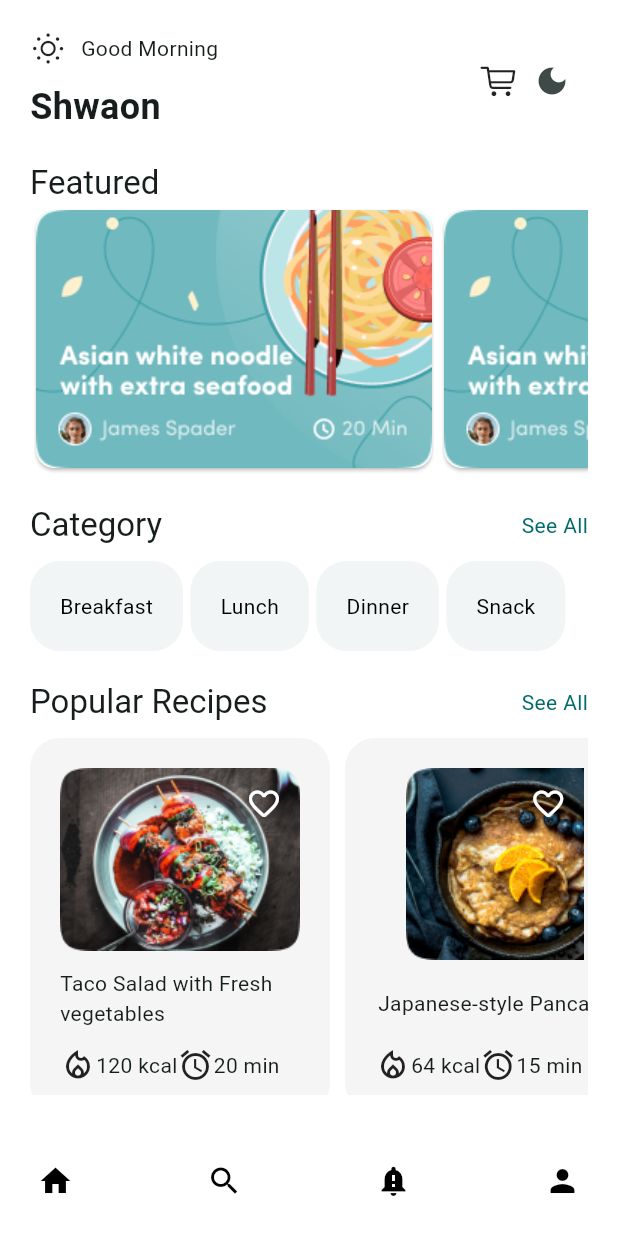
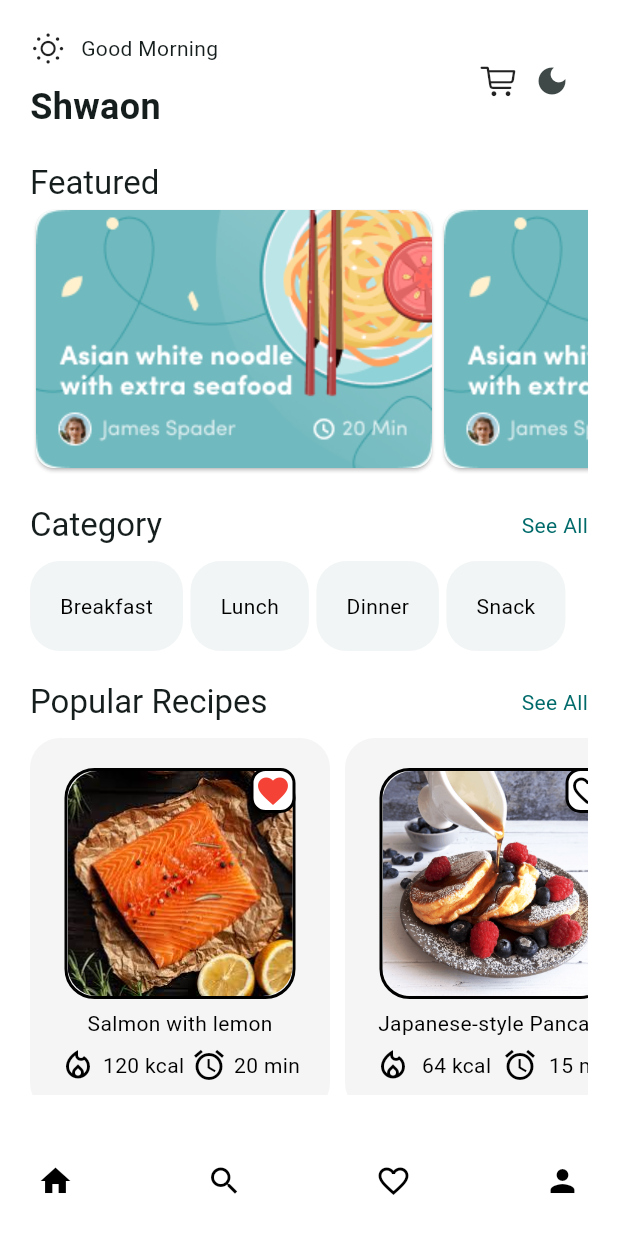
Before and after one commit to mahabubulhasibshawon/recipe_provider, a Flutter app: the screen it shows after launch, after a tap on the "favorite outline" icon, on a phone screen of 412 x 824 dp. Run offline on Flutter 3.47's test engine with Material 3 defaults, Android fonts, the phone set to English and light mode, and no system bars; drawn by our look-alikes of google_nav_bar.

Commit message:
favourite screen, nav bar

```diff
--- a/lib/main.dart
+++ b/lib/main.dart
@@ -1,6 +1,7 @@
 import 'package:flutter/material.dart';
 import 'package:provider/provider.dart';
 import 'package:reciepe/provider/color_provider.dart';
+import 'package:reciepe/provider/favourite_provider.dart';
 import 'package:reciepe/provider/theme_provider.dart';
 import 'package:reciepe/theme.dart';
 
@@ -10,7 +11,8 @@ void main() {
   runApp(
     MultiProvider(providers: [
       ChangeNotifierProvider(create: (_) => ThemeProvider()),
-      ChangeNotifierProvider(create: (_) => ColorProvider())
+      ChangeNotifierProvider(create: (_) => ColorProvider()),
+      ChangeNotifierProvider(create: (_) => FavouriteProvider()),
     ],
     child: MyApp(),)
   );
--- /dev/null
+++ b/lib/models/recipe_model.dart
@@ -0,0 +1,48 @@
+import 'package:flutter/material.dart';
+
+class RecipeModel {
+  final String image;
+  final String foodName;
+  final String cal;
+  final String time;
+
+  RecipeModel({
+    required this.image,
+    required this.foodName,
+    required this.cal,
+    required this.time,
+  });
+
+  // Method to return the image widget with a circular border
+  Widget getImageWithBorder(BuildContext context) {
+    return Container(
+      decoration: BoxDecoration(
+        borderRadius: BorderRadius.circular(100), // Circular border radius
+        border: Border.all(
+          color: Theme.of(context).brightness == Brightness.dark
+              ? Colors.white // Border color for dark mode
+              : Colors.black, // Border color for light mode
+          width: 2, // Border width
+        ),
+      ),
+      child: ClipRRect(
+        borderRadius: BorderRadius.circular(100), // Ensuring the image is clipped inside the circle
+        child: Image.network(
+          image,
+          fit: BoxFit.cover, // Adjust image to cover the circular area
+        ),
+      ),
+    );
+  }
+
+  // Override equals and hashCode for accurate comparison
+  @override
+  bool operator ==(Object other) =>
+      identical(this, other) ||
+          other is RecipeModel &&
+              runtimeType == other.runtimeType &&
+              image == other.image;
+
+  @override
+  int get hashCode => image.hashCode;
+}
--- /dev/null
+++ b/lib/provider/favourite_provider.dart
@@ -0,0 +1,22 @@
+import 'package:flutter/material.dart';
+import 'package:reciepe/models/recipe_model.dart';
+
+class FavouriteProvider extends ChangeNotifier {
+  final List<RecipeModel> _favourites = [];
+
+  List<RecipeModel> get favourites => _favourites;
+
+  void addFavourite(RecipeModel recipe) {
+    _favourites.add(recipe);
+    notifyListeners();
+  }
+
+  void removeFavourite(RecipeModel recipe) {
+    _favourites.remove(recipe);
+    notifyListeners();
+  }
+
+  bool isFavourite(RecipeModel recipe) {
+    return _favourites.contains(recipe);
+  }
+}
--- /dev/null
+++ b/lib/screens/favourite_screen.dart
@@ -0,0 +1,38 @@
+import 'package:flutter/material.dart';
+import 'package:provider/provider.dart';
+import 'package:reciepe/provider/favourite_provider.dart';
+import 'package:reciepe/widgets/bottom_nav_bar_widget.dart';
+
+class FavouriteScreen extends StatelessWidget {
+  const FavouriteScreen({super.key});
+
+  @override
+  Widget build(BuildContext context) {
+    return Scaffold(
+      body: Consumer<FavouriteProvider>(builder: (context, provider, child) {
+        final favourites = provider.favourites;
+        return provider.favourites.isEmpty ? Center(child: Text('NO FAVOURITES ADDED!'),) :
+            ListView.builder(
+                itemCount: favourites.length,
+                itemBuilder: (context, index) {
+              final recipe = provider.favourites[index];
+              return ListTile(
+                leading: Image.asset(recipe.image),
+                title: Text(recipe.foodName),
+                subtitle: Row(
+                  children: [
+                    Icon(Icons.local_fire_department_outlined, size: 16,),
+                Text(' ${recipe.cal}'),
+                SizedBox(width: 10),
+                Icon(Icons.alarm, size: 16),
+                Text(' ${recipe.time}'),
+                  ],
+                ),
+                trailing: IconButton(onPressed: () {provider.removeFavourite(recipe);}, icon: Icon(Icons.delete, color: Colors.red,)),
+              );
+            });
+      }),
+      bottomNavigationBar: BottomNavBarWidget()
+    );
+  }
+}
--- a/lib/screens/home_screen.dart
+++ b/lib/screens/home_screen.dart
@@ -1,12 +1,12 @@
 import 'package:flutter/cupertino.dart';
 import 'package:flutter/material.dart';
 import 'package:provider/provider.dart';
-import 'package:reciepe/main.dart';
 import 'package:reciepe/provider/theme_provider.dart';
 import 'package:reciepe/widgets/bottom_nav_bar_widget.dart';
 import 'package:reciepe/widgets/category_widget.dart';
 import 'package:reciepe/widgets/featured_card/featured_card_widget.dart';
 import 'package:reciepe/widgets/recipe_widget.dart';
+import 'package:reciepe/models/recipe_model.dart';
 
 class HomeScreen extends StatelessWidget {
   const HomeScreen({super.key});
@@ -14,6 +14,35 @@ class HomeScreen extends StatelessWidget {
   @override
   Widget build(BuildContext context) {
     final themeProvider = Provider.of<ThemeProvider>(context);
+
+    // Define recipes as a list of RecipeModel
+    final List<RecipeModel> recipes = [
+      RecipeModel(
+        image: 'assets/images/salmon.jpg',
+        foodName: 'Salmon with lemon',
+        cal: '120 kcal',
+        time: '20 min',
+      ),
+      RecipeModel(
+        image: 'assets/images/pancake.png',
+        foodName: 'Japanese-style Pancake',
+        cal: '64 kcal',
+        time: '15 min',
+      ),
+      RecipeModel(
+        image: 'assets/images/pancake.png',
+        foodName: 'Japanese-style Pancake',
+        cal: '64 kcal',
+        time: '15 min',
+      ),
+      RecipeModel(
+        image: 'assets/images/pancake.png',
+        foodName: 'Japanese-style Pancake',
+        cal: '64 kcal',
+        time: '15 min',
+      ),
+    ];
+
     return Scaffold(
       backgroundColor: Theme.of(context).colorScheme.onPrimary,
       body: SafeArea(
@@ -23,7 +52,7 @@ class HomeScreen extends StatelessWidget {
             child: Column(
               crossAxisAlignment: CrossAxisAlignment.start,
               children: [
-                //   appbar
+                // AppBar
                 Row(
                   mainAxisAlignment: MainAxisAlignment.spaceBetween,
                   children: [
@@ -36,9 +65,7 @@ class HomeScreen extends StatelessWidget {
                             SizedBox(
                               width: 10,
                             ),
-                            Text(
-                              'Good Morning',
-                            ),
+                            Text('Good Morning'),
                           ],
                         ),
                         SizedBox(
@@ -48,42 +75,44 @@ class HomeScreen extends StatelessWidget {
                           'Shwaon',
                           style: TextStyle(
                             fontWeight: FontWeight.bold,
-                            fontSize: 24
+                            fontSize: 24,
                           ),
-                        )
+                        ),
                       ],
                     ),
                     Row(
                       children: [
                         const Icon(CupertinoIcons.cart),
                         IconButton(
-                          icon: Icon(themeProvider.themeMode == ThemeMode.dark ? Icons.light_mode : Icons.dark_mode),
+                          icon: Icon(themeProvider.themeMode == ThemeMode.dark
+                              ? Icons.light_mode
+                              : Icons.dark_mode),
                           onPressed: () {
                             themeProvider.toggleTheme();
                           },
                         ),
-                        // Dark Mode Button
                       ],
                     ),
-
                   ],
                 ),
-                //   Featured Card
+
+                // Featured Section
                 Column(
                   crossAxisAlignment: CrossAxisAlignment.start,
                   children: [
-                    SizedBox(height: 20,),
-                    Text('Featured',
-                        style: Theme.of(context).textTheme.titleLarge),
+                    const SizedBox(height: 20),
+                    Text('Featured', style: Theme.of(context).textTheme.titleLarge),
                     SingleChildScrollView(
-                        scrollDirection: Axis.horizontal,
-                        child: Row(
-                      children:
+                      scrollDirection: Axis.horizontal,
+                      child: Row(
+                        children:
                         List.generate(3, (index) => FeaturedCardWidget()),
-                    )),
+                      ),
+                    ),
                   ],
                 ),
-                //   Category
+
+                // Category Section
                 const SizedBox(height: 20),
                 Column(
                   crossAxisAlignment: CrossAxisAlignment.start,
@@ -91,11 +120,13 @@ class HomeScreen extends StatelessWidget {
                     Row(
                       mainAxisAlignment: MainAxisAlignment.spaceBetween,
                       children: [
-                        Text('Category', style: Theme.of(context).textTheme.titleLarge,),
-                        Text('See All', style: TextStyle(color: Theme.of(context).primaryColor),),
+                        Text('Category', style: Theme.of(context).textTheme.titleLarge),
+                        Text('See All',
+                            style:
+                            TextStyle(color: Theme.of(context).primaryColor)),
                       ],
                     ),
-                    SizedBox(height: 10),
+                    const SizedBox(height: 10),
                     SingleChildScrollView(
                       scrollDirection: Axis.horizontal,
                       child: Row(
@@ -106,34 +137,36 @@ class HomeScreen extends StatelessWidget {
                           CategoryWidget(text: 'Snack', keyValue: 'snack'),
                         ],
                       ),
-                    )
+                    ),
                   ],
                 ),
-                //   popular recipes
+
+                // Popular Recipes Section
                 Column(
                   crossAxisAlignment: CrossAxisAlignment.start,
                   children: [
-                    const SizedBox(height: 20,),
+                    const SizedBox(height: 20),
                     Row(
                       mainAxisAlignment: MainAxisAlignment.spaceBetween,
                       children: [
-                        Text('Popular Recipes', style: Theme.of(context).textTheme.titleLarge,),
-                        Text('See All', style: TextStyle(color: Theme.of(context).primaryColor),),
+                        Text('Popular Recipes',
+                            style: Theme.of(context).textTheme.titleLarge),
+                        Text('See All',
+                            style:
+                            TextStyle(color: Theme.of(context).primaryColor)),
                       ],
                     ),
                     const SizedBox(height: 10),
                     SingleChildScrollView(
                       scrollDirection: Axis.horizontal,
                       child: Row(
-                        children: [
-                          RecipeWidget(image: 'assets/images/salad.png', foodName: 'Taco Salad with Fresh vegetables', cal: '120 kcal', time: '20 min'),
-                          RecipeWidget(image: 'assets/images/pancake.png', foodName: 'Japanese-style Pancake', cal: '64 kcal', time: '15 min'),
-                        ],
+                        // Pass RecipeModel to RecipeWidget
+                        children:
+                        recipes.map((recipe) => RecipeWidget(recipe: recipe)).toList(),
                       ),
                     ),
                   ],
                 ),
-                // bottom nav bar
               ],
             ),
           ),
--- a/lib/screens/screens.dart
+++ b/lib/screens/screens.dart
@@ -1 +1,2 @@
 export 'home_screen.dart';
+export 'favourite_screen.dart';
--- a/lib/widgets/bottom_nav_bar_widget.dart
+++ b/lib/widgets/bottom_nav_bar_widget.dart
@@ -1,5 +1,7 @@
 import 'package:flutter/material.dart';
 import 'package:google_nav_bar/google_nav_bar.dart';
+
+import '../screens/screens.dart';
 
 class BottomNavBarWidget extends StatelessWidget {
   const BottomNavBarWidget({super.key});
@@ -8,9 +10,13 @@ class BottomNavBarWidget extends StatelessWidget {
   Widget build(BuildContext context) {
     return Container(
       child: GNav(tabs: [
-        GButton(icon: Icons.home,),
+        GButton(icon: Icons.home,onPressed: (){
+          Navigator.push(context, MaterialPageRoute(builder: (context) => HomeScreen()));
+        },),
         GButton(icon: Icons.search_sharp),
-        GButton(icon: Icons.notification_important),
+        GButton(icon: Icons.favorite_border, onPressed: (){
+          Navigator.push(context, MaterialPageRoute(builder: (context) => FavouriteScreen()));
+        },),
         GButton(icon: Icons.person),
       ]),
     );
--- a/lib/widgets/recipe_widget.dart
+++ b/lib/widgets/recipe_widget.dart
@@ -1,17 +1,17 @@
 import 'package:flutter/material.dart';
+import 'package:provider/provider.dart';
+import 'package:reciepe/models/recipe_model.dart';
+import 'package:reciepe/provider/favourite_provider.dart';
 
 class RecipeWidget extends StatelessWidget {
-  final String image;
-  final String foodName;
-  final String cal;
-  final String time;
+  final RecipeModel recipe;
 
-  const RecipeWidget({super.key, required this.image, required this.foodName, required this.cal, required this.time});
+  const RecipeWidget({Key? key, required this.recipe}) : super(key: key);
 
   @override
   Widget build(BuildContext context) {
     return GestureDetector(
-      onTap: (){},
+      onTap: () {},
       child: Container(
         height: 250,
         width: 200,
@@ -19,28 +19,79 @@ class RecipeWidget extends StatelessWidget {
         margin: EdgeInsets.only(right: 10),
         decoration: BoxDecoration(
           color: Colors.grey.shade100,
-          borderRadius: BorderRadius.circular(20)
+          borderRadius: BorderRadius.circular(20),
         ),
         child: Column(
           children: [
             Stack(
               alignment: Alignment.topRight,
               children: [
-                Image.asset(image),
-                IconButton(onPressed: (){}, icon: Icon(Icons.favorite_border_rounded,color: Colors.white,))
+                // Apply circular border to the image here
+                Container(
+                  decoration: BoxDecoration(
+                    borderRadius: BorderRadius.circular(20), // Circular border radius
+                    border: Border.all(
+                      color: Colors.black, // Border color for light mode
+                      width: 2, // Border width
+                    ),
+                  ),
+                  child: ClipRRect(
+                    borderRadius: BorderRadius.circular(20), // Ensuring the image is clipped inside the circle
+                    child: Image.asset(
+                      recipe.image,
+                      fit: BoxFit.cover,
+                      height: 150, // Adjust the size of the image
+                      width: 150, // Adjust the size of the image
+                    ),
+                  ),
+                ),
+                // Favorite icon button
+                Consumer<FavouriteProvider>(
+                  builder: (context, provider, child) {
+                    final isFavourite = provider.isFavourite(recipe);
+                    return Container(
+                      height: 30,
+                      width: 30,
+                      decoration: BoxDecoration(
+                        color: Colors.white,
+                        borderRadius: BorderRadius.circular(10),
+                        border: Border.all(
+                          color: Colors.black, // Border color for light mode
+                          width: 2, // Border width
+                        ),
+                      ),
+                      child: Center(
+                        child: IconButton(
+                          onPressed: () {
+                            isFavourite
+                                ? provider.removeFavourite(recipe)
+                                : provider.addFavourite(recipe);
+                          },
+                          icon: Icon(
+                            isFavourite ? Icons.favorite : Icons.favorite_border_rounded,
+                            color: isFavourite ? Colors.red : Colors.black,
+                          ),
+                          padding: EdgeInsets.zero,
+                          constraints: BoxConstraints(),
+                        ),
+                      ),
+                    );
+                  },
+                ),
               ],
             ),
             Spacer(),
-            Text(foodName),
+            Text(recipe.foodName,  style: TextStyle(color: Theme.of(context).colorScheme.scrim)),
             Spacer(),
             Row(
+              mainAxisAlignment: MainAxisAlignment.spaceBetween,
               children: [
-                Icon(Icons.local_fire_department_outlined),
-                Text(cal),
-                Icon(Icons.alarm),
-                Text(time)
+                Icon(Icons.local_fire_department_outlined, color: Theme.of(context).colorScheme.scrim,),
+                Text(recipe.cal, style: TextStyle(color: Theme.of(context).colorScheme.scrim),),
+                Icon(Icons.alarm, color: Theme.of(context).colorScheme.scrim),
+                Text(recipe.time ,style: TextStyle(color: Theme.of(context).colorScheme.scrim)),
               ],
-            )
+            ),
           ],
         ),
       ),
```
Also changed, not shown: assets/images/kebab.jpg (added), assets/images/pancake.png, assets/images/salmon.jpg (added), 1 other file.
